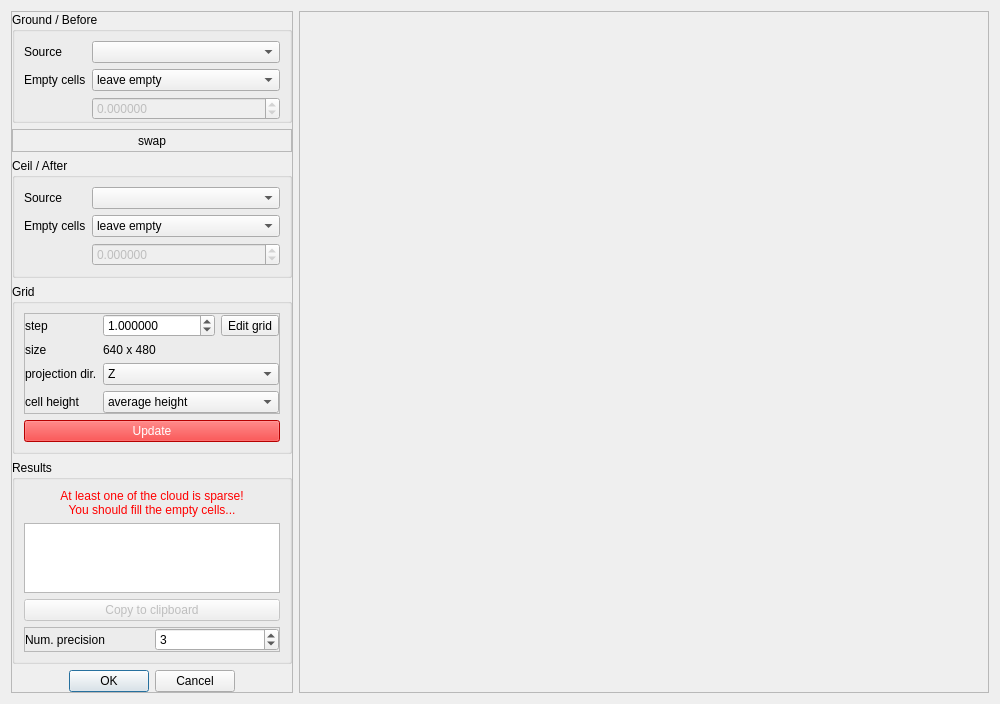
archeos/cloudcompare-archeos, file qCC/ui_templates/volumeCalcDlg.ui: the form before one commit.
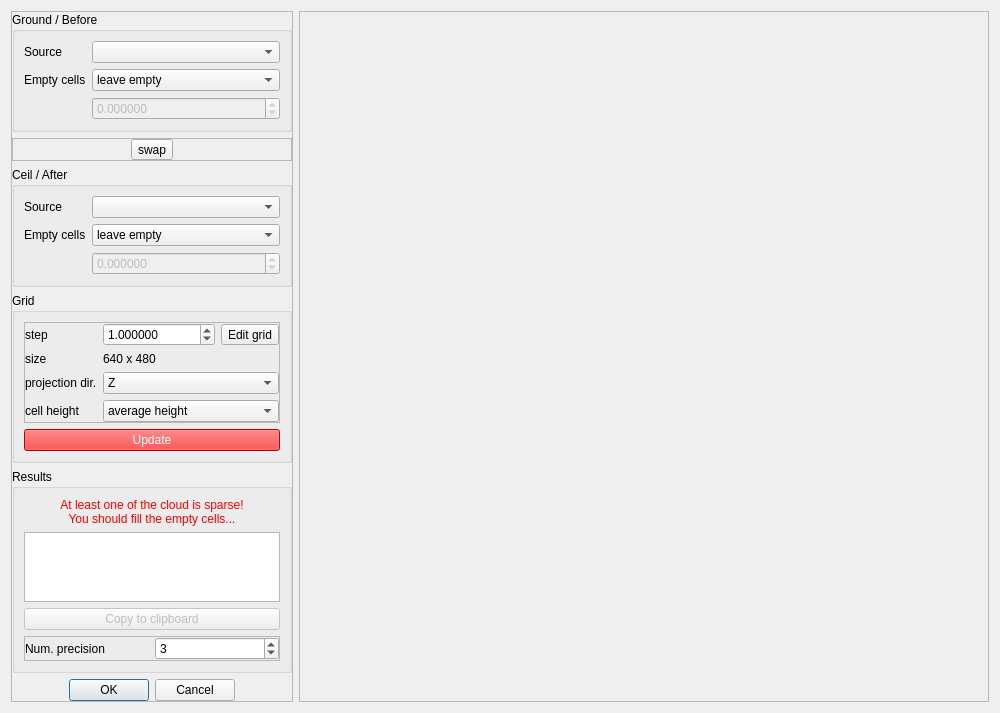
The form after the commit. Icons and pictures are not drawn.

Diff of the .ui file:
```diff
--- a/qCC/ui_templates/volumeCalcDlg.ui
+++ b/qCC/ui_templates/volumeCalcDlg.ui
@@ -37,16 +37,10 @@
         <property name="title">
          <string>Ground / Before</string>
         </property>
-        <property name="flat">
-         <bool>true</bool>
-        </property>
         <layout class="QFormLayout" name="formLayout_2">
          <property name="fieldGrowthPolicy">
           <enum>QFormLayout::AllNonFixedFieldsGrow</enum>
          </property>
-         <property name="bottomMargin">
-          <number>0</number>
-         </property>
          <item row="0" column="0">
           <widget class="QLabel" name="label_7">
            <property name="text">
@@ -159,9 +153,6 @@
              <height>16</height>
             </size>
            </property>
-           <property name="autoRaise">
-            <bool>true</bool>
-           </property>
           </widget>
          </item>
         </layout>
@@ -172,9 +163,6 @@
         <property name="title">
          <string>Ceil / After</string>
         </property>
-        <property name="flat">
-         <bool>true</bool>
-        </property>
         <layout class="QFormLayout" name="formLayout_3">
          <item row="0" column="0">
           <widget class="QLabel" name="label_3">
@@ -266,9 +254,6 @@
         <property name="title">
          <string>Grid</string>
         </property>
-        <property name="flat">
-         <bool>true</bool>
-        </property>
         <layout class="QVBoxLayout" name="verticalLayout_3">
          <item>
           <widget class="QFrame" name="gridParamsFrame">
@@ -430,9 +415,6 @@
         <property name="title">
          <string>Results</string>
         </property>
-        <property name="flat">
-         <bool>true</bool>
-        </property>
         <layout class="QVBoxLayout" name="verticalLayout">
          <item>
           <widget class="QLabel" name="spareseWarningLabel">
```
Left out of the diff: 47 changed lines with no effect on the pictures.
